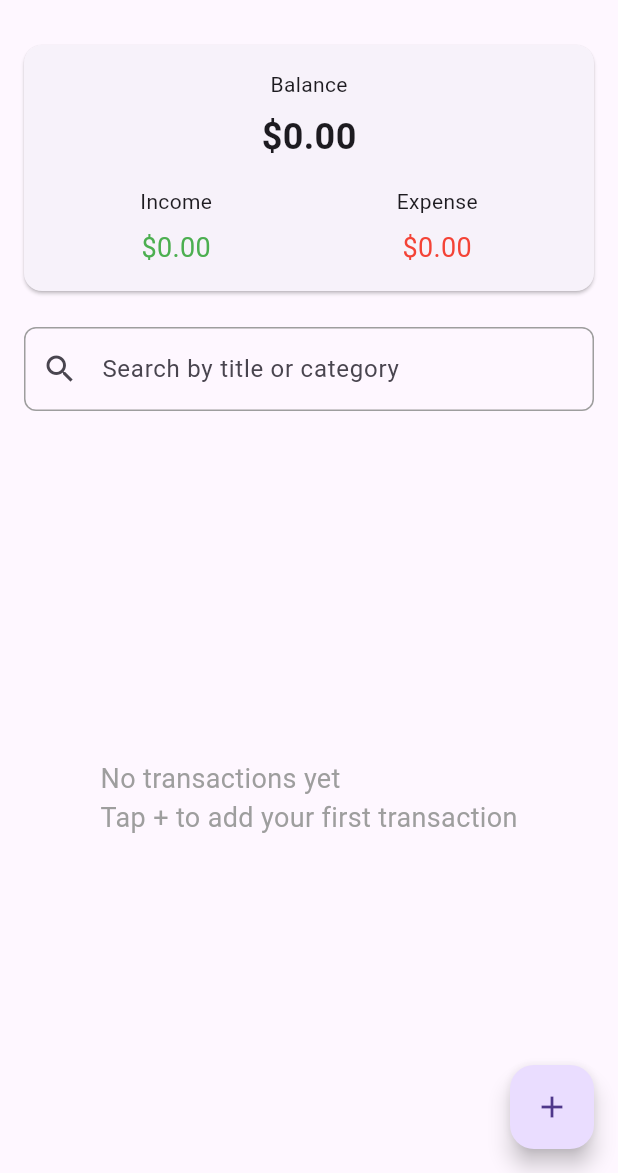
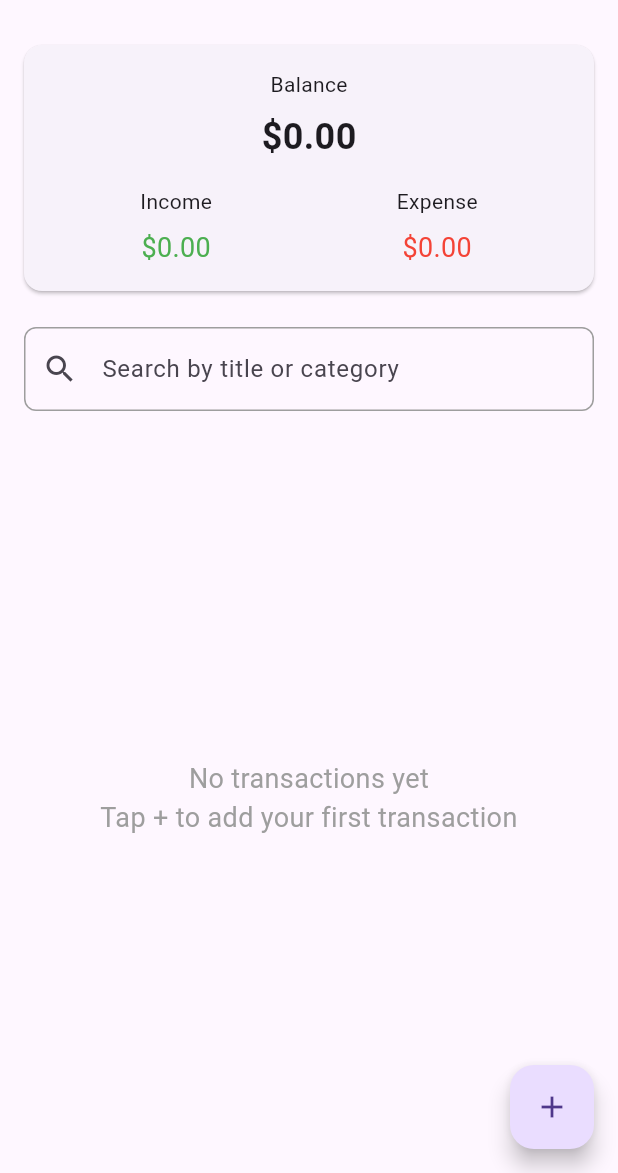
Before and after one commit to Zeneb-Tekarri/expense-tracker-app-flutter, a Flutter app: the screen it shows after launch, on a phone screen of 412 x 824 dp, the part 63-1236 px from its top. Run offline on Flutter 3.47's test engine with Material 3 defaults, Android fonts, the phone set to English and light mode, and no system bars; our stand-ins replace sqflite; accounts and stored records are empty.

Commit message:
add empty transaction search state

```diff
--- a/lib/screens/home_screen.dart
+++ b/lib/screens/home_screen.dart
@@ -65,7 +65,10 @@ class _HomeScreenState extends State<HomeScreen> {
             ),
           ),
           Expanded(
-            child: TransactionList(transactions: filteredTransactions,),
+            child: TransactionList(
+              transactions: filteredTransactions,
+              isSearching: _searchQuery.isNotEmpty,
+            ),
           ),
         ],
       ),
--- a/lib/widgets/transaction_list.dart
+++ b/lib/widgets/transaction_list.dart
@@ -7,15 +7,19 @@ import 'package:provider/provider.dart';
 
 class TransactionList extends StatelessWidget {
   final List<TransactionModel> transactions;
-  const TransactionList({super.key, required this.transactions});
+  final bool isSearching;
+  const TransactionList({super.key, required this.transactions, required this.isSearching});
 
   @override
   Widget build(BuildContext context) {
     if (transactions.isEmpty) {
-      return const Center(
+      return Center(
         child: Text(
-          'No transactions yet\nTap + to add your first transaction',
-          style: TextStyle(fontSize: 18, color: Colors.grey),
+          isSearching
+            ? 'No transactions found\nTry a different search term'
+            : 'No transactions yet\nTap + to add your first transaction',
+          textAlign: TextAlign.center,
+          style: const TextStyle(fontSize: 18, color: Colors.grey),
         ),
       );
     }
```
